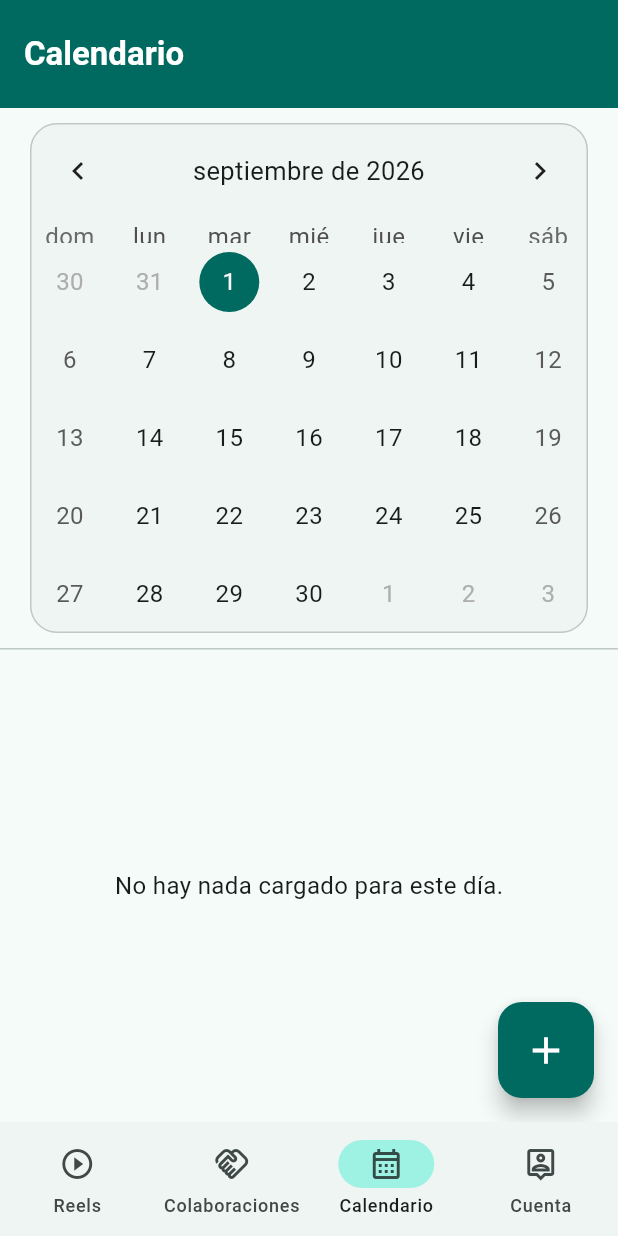
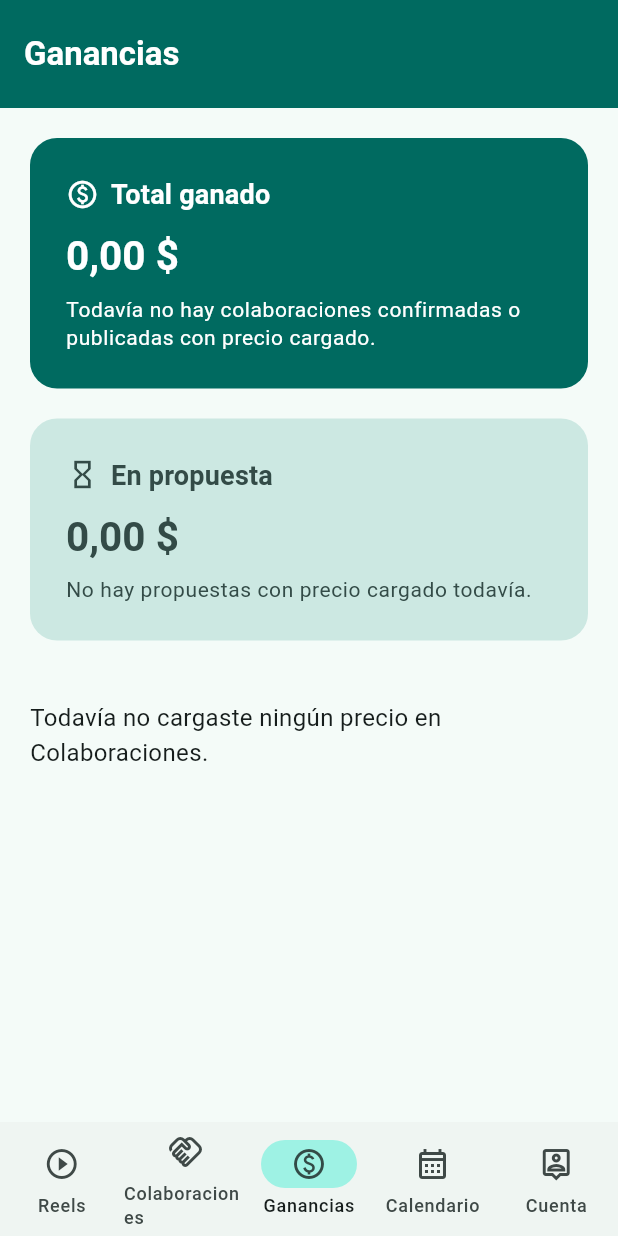
Before and after one commit to LudmilaCeleste/reels_manager, a Flutter app: the screen it shows once a user with an empty profile is signed in, item 3 of the bottom bar chosen, on a phone screen of 412 x 824 dp. Run offline on Flutter 3.47's test engine with Material 3 defaults, Android fonts, the phone set to English and light mode, and no system bars; drawn by our look-alikes of table_calendar; our stand-ins replace cloud_firestore, equatable, firebase_auth, firebase_core, flutter_riverpod; missing offline and left inert: flutter_inappwebview; accounts and stored records are empty.

Commit message:
feat: precio en colaboraciones, apartado de Ganancias y logo AC
- Colaboracion tiene un campo precio opcional (double), cargable desde
  el formulario con teclado numerico y validacion basica. Se muestra
  en la tarjeta de cada colaboracion en Colaboraciones, formateado
  como pesos argentinos ($ 15.000,00) via el nuevo
  core/utils/formatear_precio.dart.

- Nueva seccion "Ganancias" en la navegacion: dos tarjetas grandes con
  el total ganado (colaboraciones confirmadas o publicadas con
  precio) y el total en propuesta (confirmado con el usuario: solo
  confirmada+publicada cuenta como "ganado", propuesta queda aparte
  como pendiente), mas el detalle de cada colaboracion con precio
  ordenado de mayor a menor. Se calcula con la funcion pura
  calcularTotales (lib/features/colaboraciones/domain/usecases/
  calcular_totales.dart), sin coleccion nueva en Firestore.

- Logo de la app: monograma "AC" (Agus + Cele) en blanco sobre el
  verde agua de marca. Se uso como icono real de la ventana/taskbar de
  Windows (windows/runner/resources/app_icon.ico, generado en 7
  resoluciones) y como el circulo de la pantalla de login, reemplazando
  el icono generico que habia antes.

Version 0.6.0.

```diff
--- /dev/null
+++ b/lib/core/utils/formatear_precio.dart
@@ -0,0 +1,8 @@
+import 'package:intl/intl.dart';
+
+final _formateador = NumberFormat.currency(locale: 'es_AR', symbol: r'$');
+
+/// Formatea un monto en pesos, con separador de miles y decimales al
+/// estilo argentino (ej: `$ 15.000,00`). Usado en Colaboraciones y en
+/// el apartado de Ganancias.
+String formatearPrecio(double valor) => _formateador.format(valor);
--- a/lib/core/widgets/app_shell.dart
+++ b/lib/core/widgets/app_shell.dart
@@ -3,6 +3,7 @@ import 'package:flutter/material.dart';
 import '../../features/auth/presentation/screens/cuenta_screen.dart';
 import '../../features/calendario/presentation/screens/calendario_screen.dart';
 import '../../features/colaboraciones/presentation/screens/colaboraciones_screen.dart';
+import '../../features/colaboraciones/presentation/screens/ganancias_screen.dart';
 import '../../features/reels/presentation/screens/reels_screen.dart';
 
 /// Shell de navegación de toda la app: en pantallas anchas (escritorio)
@@ -26,6 +27,7 @@ class _AppShellState extends State<AppShell> {
       Icons.handshake_outlined,
       ColaboracionesScreen(),
     ),
+    _Seccion('Ganancias', Icons.paid_outlined, GananciasScreen()),
     _Seccion(
       'Calendario',
       Icons.calendar_month_outlined,
--- a/lib/core/widgets/pantalla_login.dart
+++ b/lib/core/widgets/pantalla_login.dart
@@ -45,13 +45,25 @@ class _PantallaLoginState extends ConsumerState<PantallaLogin> {
               child: Column(
                 mainAxisSize: MainAxisSize.min,
                 children: [
-                  const CircleAvatar(
-                    radius: 40,
-                    backgroundColor: colorMarca,
-                    child: Icon(
-                      Icons.movie_creation_outlined,
-                      size: 44,
-                      color: Colors.white,
+                  // Logo de la app: monograma "AC" (Agus + Cele) en el
+                  // color de marca, mismo diseño que el ícono de la
+                  // ventana/taskbar (windows/runner/resources/app_icon.ico).
+                  Container(
+                    width: 80,
+                    height: 80,
+                    decoration: BoxDecoration(
+                      color: colorMarca,
+                      borderRadius: BorderRadius.circular(20),
+                    ),
+                    alignment: Alignment.center,
+                    child: const Text(
+                      'AC',
+                      style: TextStyle(
+                        fontSize: 32,
+                        fontWeight: FontWeight.bold,
+                        color: Colors.white,
+                        height: 1,
+                      ),
                     ),
                   ),
                   const SizedBox(height: 24),
--- a/lib/features/colaboraciones/data/repositories/colaboracion_repository_firestore.dart
+++ b/lib/features/colaboraciones/data/repositories/colaboracion_repository_firestore.dart
@@ -28,6 +28,7 @@ class ColaboracionRepositoryFirestore implements ColaboracionRepository {
       'descripcion': colaboracion.descripcion,
       'estado': colaboracion.estado.name,
       'reelId': colaboracion.reelId,
+      'precio': colaboracion.precio,
     });
   }
 
@@ -51,6 +52,7 @@ class ColaboracionRepositoryFirestore implements ColaboracionRepository {
         orElse: () => EstadoColaboracion.propuesta,
       ),
       reelId: datos['reelId'] as String?,
+      precio: (datos['precio'] as num?)?.toDouble(),
     );
   }
 }
--- a/lib/features/colaboraciones/domain/entities/colaboracion.dart
+++ b/lib/features/colaboraciones/domain/entities/colaboracion.dart
@@ -24,6 +24,7 @@ class Colaboracion extends Equatable {
     this.instagramCliente = '',
     this.notasCliente = '',
     this.reelId,
+    this.precio,
   });
 
   final String id;
@@ -34,6 +35,10 @@ class Colaboracion extends Equatable {
   final String notasCliente;
   final String? reelId;
 
+  /// Precio acordado con el cliente, si ya se cargó. Es opcional porque
+  /// una propuesta recién armada puede no tener un número todavía.
+  final double? precio;
+
   @override
   List<Object?> get props => [
     id,
@@ -43,5 +48,6 @@ class Colaboracion extends Equatable {
     instagramCliente,
     notasCliente,
     reelId,
+    precio,
   ];
 }
--- a/lib/features/colaboraciones/domain/usecases/actualizar_colaboracion.dart
+++ b/lib/features/colaboraciones/domain/usecases/actualizar_colaboracion.dart
@@ -15,6 +15,7 @@ class ActualizarColaboracion {
     String instagramCliente = '',
     String notasCliente = '',
     String? reelId,
+    double? precio,
   }) {
     final colaboracion = Colaboracion(
       id: id,
@@ -24,6 +25,7 @@ class ActualizarColaboracion {
       instagramCliente: normalizarUsuarioInstagram(instagramCliente),
       notasCliente: notasCliente.trim(),
       reelId: reelId,
+      precio: precio,
     );
     return _repository.guardarColaboracion(colaboracion);
   }
--- a/lib/features/colaboraciones/domain/usecases/agregar_colaboracion.dart
+++ b/lib/features/colaboraciones/domain/usecases/agregar_colaboracion.dart
@@ -14,6 +14,7 @@ class AgregarColaboracion {
     String instagramCliente = '',
     String notasCliente = '',
     String? reelId,
+    double? precio,
   }) {
     final colaboracion = Colaboracion(
       // TODO(firebase): con Firestore, el id lo genera la propia base.
@@ -24,6 +25,7 @@ class AgregarColaboracion {
       instagramCliente: normalizarUsuarioInstagram(instagramCliente),
       notasCliente: notasCliente.trim(),
       reelId: reelId,
+      precio: precio,
     );
     return _repository.guardarColaboracion(colaboracion);
   }
--- /dev/null
+++ b/lib/features/colaboraciones/domain/usecases/calcular_totales.dart
@@ -0,0 +1,48 @@
+import '../entities/colaboracion.dart';
+
+/// Totales calculados a partir de la lista de colaboraciones: cuánto ya
+/// se ganó (colaboraciones confirmadas o publicadas, que ya están
+/// cerradas con el cliente) y cuánto hay todavía en propuestas sin
+/// cerrar. Es una función pura de dominio, sin Flutter ni Firebase.
+class TotalesColaboraciones {
+  const TotalesColaboraciones({
+    required this.totalGanado,
+    required this.cantidadGanado,
+    required this.totalPropuesto,
+    required this.cantidadPropuesto,
+  });
+
+  final double totalGanado;
+  final int cantidadGanado;
+  final double totalPropuesto;
+  final int cantidadPropuesto;
+}
+
+TotalesColaboraciones calcularTotales(List<Colaboracion> colaboraciones) {
+  var totalGanado = 0.0;
+  var cantidadGanado = 0;
+  var totalPropuesto = 0.0;
+  var cantidadPropuesto = 0;
+
+  for (final colaboracion in colaboraciones) {
+    final precio = colaboracion.precio;
+    if (precio == null) continue;
+
+    switch (colaboracion.estado) {
+      case EstadoColaboracion.confirmada:
+      case EstadoColaboracion.publicada:
+        totalGanado += precio;
+        cantidadGanado++;
+      case EstadoColaboracion.propuesta:
+        totalPropuesto += precio;
+        cantidadPropuesto++;
+    }
+  }
+
+  return TotalesColaboraciones(
+    totalGanado: totalGanado,
+    cantidadGanado: cantidadGanado,
+    totalPropuesto: totalPropuesto,
+    cantidadPropuesto: cantidadPropuesto,
+  );
+}
--- a/lib/features/colaboraciones/presentation/screens/colaboraciones_screen.dart
+++ b/lib/features/colaboraciones/presentation/screens/colaboraciones_screen.dart
@@ -2,6 +2,7 @@ import 'package:flutter/material.dart';
 import 'package:flutter_riverpod/flutter_riverpod.dart';
 import 'package:url_launcher/url_launcher.dart';
 
+import '../../../../core/utils/formatear_precio.dart';
 import '../../../../core/utils/instagram_links.dart';
 import '../../../../core/widgets/confirmar_eliminacion.dart';
 import '../../domain/entities/colaboracion.dart';
@@ -31,6 +32,7 @@ class ColaboracionesScreen extends ConsumerWidget {
               final colaboracion = colaboraciones[index];
               final tieneInstagram = colaboracion.instagramCliente.isNotEmpty;
               final tieneNotas = colaboracion.notasCliente.isNotEmpty;
+              final tienePrecio = colaboracion.precio != null;
 
               return Card(
                 child: Padding(
@@ -111,6 +113,17 @@ class ColaboracionesScreen extends ConsumerWidget {
                       ),
                       const SizedBox(height: 14),
                       Text(colaboracion.descripcion),
+                      if (tienePrecio) ...[
+                        const SizedBox(height: 8),
+                        Text(
+                          formatearPrecio(colaboracion.precio!),
+                          style: Theme.of(context).textTheme.titleMedium
+                              ?.copyWith(
+                                color: Theme.of(context).colorScheme.primary,
+                                fontWeight: FontWeight.bold,
+                              ),
+                        ),
+                      ],
                       if (tieneNotas) ...[
                         const SizedBox(height: 8),
                         Text(
--- /dev/null
+++ b/lib/features/colaboraciones/presentation/screens/ganancias_screen.dart
@@ -0,0 +1,151 @@
+import 'package:flutter/material.dart';
+import 'package:flutter_riverpod/flutter_riverpod.dart';
+
+import '../../../../core/utils/formatear_precio.dart';
+import '../../domain/entities/colaboracion.dart';
+import '../../domain/usecases/calcular_totales.dart';
+import '../providers/colaboracion_providers.dart';
+
+/// Resumen de plata: cuánto ya se ganó (colaboraciones confirmadas o
+/// publicadas) y cuánto hay todavía en propuestas sin cerrar, calculado
+/// a partir de las mismas colaboraciones cargadas — no es una colección
+/// aparte en Firestore, se recalcula solo cuando algo cambia.
+class GananciasScreen extends ConsumerWidget {
+  const GananciasScreen({super.key});
+
+  @override
+  Widget build(BuildContext context, WidgetRef ref) {
+    final colaboracionesAsync = ref.watch(colaboracionesStreamProvider);
+    final colorScheme = Theme.of(context).colorScheme;
+
+    return Scaffold(
+      appBar: AppBar(title: const Text('Ganancias')),
+      body: colaboracionesAsync.when(
+        data: (colaboraciones) {
+          final totales = calcularTotales(colaboraciones);
+          final conPrecio =
+              colaboraciones.where((c) => c.precio != null).toList()
+                ..sort((a, b) => b.precio!.compareTo(a.precio!));
+
+          return ListView(
+            padding: const EdgeInsets.all(20),
+            children: [
+              _TarjetaTotal(
+                titulo: 'Total ganado',
+                subtitulo: totales.cantidadGanado == 0
+                    ? 'Todavía no hay colaboraciones confirmadas o publicadas con precio cargado.'
+                    : 'De ${totales.cantidadGanado} colaboración${totales.cantidadGanado == 1 ? '' : 'es'} confirmada${totales.cantidadGanado == 1 ? '' : 's'} o publicada${totales.cantidadGanado == 1 ? '' : 's'}.',
+                monto: totales.totalGanado,
+                colorFondo: colorScheme.primary,
+                colorTexto: colorScheme.onPrimary,
+                icono: Icons.paid_outlined,
+              ),
+              const SizedBox(height: 20),
+              _TarjetaTotal(
+                titulo: 'En propuesta',
+                subtitulo: totales.cantidadPropuesto == 0
+                    ? 'No hay propuestas con precio cargado todavía.'
+                    : 'De ${totales.cantidadPropuesto} propuesta${totales.cantidadPropuesto == 1 ? '' : 's'} sin cerrar.',
+                monto: totales.totalPropuesto,
+                colorFondo: colorScheme.secondaryContainer,
+                colorTexto: colorScheme.onSecondaryContainer,
+                icono: Icons.hourglass_empty_outlined,
+              ),
+              const SizedBox(height: 28),
+              if (conPrecio.isEmpty)
+                const Padding(
+                  padding: EdgeInsets.symmetric(vertical: 12),
+                  child: Text(
+                    'Todavía no cargaste ningún precio en Colaboraciones.',
+                  ),
+                )
+              else ...[
+                Text(
+                  'Detalle por colaboración',
+                  style: Theme.of(context).textTheme.titleMedium,
+                ),
+                const SizedBox(height: 12),
+                for (final colaboracion in conPrecio)
+                  Card(
+                    child: ListTile(
+                      title: Text(colaboracion.nombreCliente),
+                      subtitle: Text(colaboracion.descripcion),
+                      leading: Chip(label: Text(colaboracion.estado.etiqueta)),
+                      trailing: Text(
+                        formatearPrecio(colaboracion.precio!),
+                        style: Theme.of(context).textTheme.titleMedium,
+                      ),
+                    ),
+                  ),
+              ],
+            ],
+          );
+        },
+        loading: () => const Center(child: CircularProgressIndicator()),
+        error: (error, _) => Center(child: Text('Error: $error')),
+      ),
+    );
+  }
+}
+
+class _TarjetaTotal extends StatelessWidget {
+  const _TarjetaTotal({
+    required this.titulo,
+    required this.subtitulo,
+    required this.monto,
+    required this.colorFondo,
+    required this.colorTexto,
+    required this.icono,
+  });
+
+  final String titulo;
+  final String subtitulo;
+  final double monto;
+  final Color colorFondo;
+  final Color colorTexto;
+  final IconData icono;
+
+  @override
+  Widget build(BuildContext context) {
+    return Container(
+      width: double.infinity,
+      padding: const EdgeInsets.all(24),
+      decoration: BoxDecoration(
+        color: colorFondo,
+        borderRadius: BorderRadius.circular(18),
+      ),
+      child: Column(
+        crossAxisAlignment: CrossAxisAlignment.start,
+        children: [
+          Row(
+            children: [
+              Icon(icono, color: colorTexto, size: 22),
+              const SizedBox(width: 8),
+              Text(
+                titulo,
+                style: Theme.of(
+                  context,
+                ).textTheme.titleMedium?.copyWith(color: colorTexto),
+              ),
+            ],
+          ),
+          const SizedBox(height: 10),
+          Text(
+            formatearPrecio(monto),
+            style: Theme.of(context).textTheme.headlineSmall?.copyWith(
+              color: colorTexto,
+              fontWeight: FontWeight.bold,
+            ),
+          ),
+          const SizedBox(height: 8),
+          Text(
+            subtitulo,
+            style: Theme.of(
+              context,
+            ).textTheme.bodySmall?.copyWith(color: colorTexto),
+          ),
+        ],
+      ),
+    );
+  }
+}
--- a/lib/features/colaboraciones/presentation/widgets/formulario_colaboracion.dart
+++ b/lib/features/colaboraciones/presentation/widgets/formulario_colaboracion.dart
@@ -7,9 +7,9 @@ import '../providers/colaboracion_providers.dart';
 
 /// Diálogo para cargar una colaboración nueva, o editar una existente si
 /// se pasa `existente`. Acá vive toda la info del cliente (nombre,
-/// Instagram, notas) junto con la descripción y el estado de la
-/// colaboración: no hace falta cargar un cliente por separado en otro
-/// lado, con esto alcanza.
+/// Instagram, notas) junto con la descripción, el precio y el estado de
+/// la colaboración: no hace falta cargar un cliente por separado en
+/// otro lado, con esto alcanza.
 Future<void> mostrarFormularioColaboracion(
   BuildContext context,
   WidgetRef ref, {
@@ -25,6 +25,11 @@ Future<void> mostrarFormularioColaboracion(
   final notasController = TextEditingController(text: existente?.notasCliente);
   final descripcionController = TextEditingController(
     text: existente?.descripcion,
+  );
+  final precioController = TextEditingController(
+    text: existente?.precio == null ? '' : existente!.precio!.toStringAsFixed(
+      existente.precio! % 1 == 0 ? 0 : 2,
+    ),
   );
   final reels = ref.read(reelsStreamProvider).value ?? [];
   final esEdicion = existente != null;
@@ -70,6 +75,26 @@ Future<void> mostrarFormularioColaboracion(
                   validator: (valor) => (valor == null || valor.trim().isEmpty)
                       ? 'Poné una descripción'
                       : null,
+                ),
+                const SizedBox(height: 16),
+                TextFormField(
+                  controller: precioController,
+                  decoration: const InputDecoration(
+                    labelText: 'Precio (opcional)',
+                    prefixIcon: Icon(Icons.attach_money_outlined),
+                  ),
+                  keyboardType: const TextInputType.numberWithOptions(
+                    decimal: true,
+                  ),
+                  validator: (valor) {
+                    if (valor == null || valor.trim().isEmpty) return null;
+                    final normalizado = valor.trim().replaceAll(',', '.');
+                    final numero = double.tryParse(normalizado);
+                    if (numero == null || numero < 0) {
+                      return 'Poné un número válido';
+                    }
+                    return null;
+                  },
                 ),
                 const SizedBox(height: 16),
                 DropdownButtonFormField<EstadoColaboracion>(
@@ -127,6 +152,13 @@ Future<void> mostrarFormularioColaboracion(
           FilledButton(
             onPressed: () async {
               if (!(formKey.currentState?.validate() ?? false)) return;
+              final textoPrecio = precioController.text.trim().replaceAll(
+                ',',
+                '.',
+              );
+              final precio = textoPrecio.isEmpty
+                  ? null
+                  : double.tryParse(textoPrecio);
               if (esEdicion) {
                 await ref.read(actualizarColaboracionProvider)(
                   id: existente.id,
@@ -136,6 +168,7 @@ Future<void> mostrarFormularioColaboracion(
                   descripcion: descripcionController.text,
                   estado: estado,
                   reelId: reelId,
+                  precio: precio,
                 );
               } else {
                 await ref.read(agregarColaboracionProvider)(
@@ -145,6 +178,7 @@ Future<void> mostrarFormularioColaboracion(
                   descripcion: descripcionController.text,
                   estado: estado,
                   reelId: reelId,
+                  precio: precio,
                 );
               }
               if (context.mounted) Navigator.of(context).pop();
--- a/pubspec.yaml
+++ b/pubspec.yaml
@@ -2,7 +2,7 @@ name: reels_manager
 description: "App para guardar y organizar reels de Instagram: clientes, ejemplos y colaboraciones, con reproduccion del video desde el link."
 publish_to: 'none'
 
-version: 0.5.0+1
+version: 0.6.0+1
 
 environment:
   sdk: ^3.9.2
```
Also changed, not shown: 1 other file.
